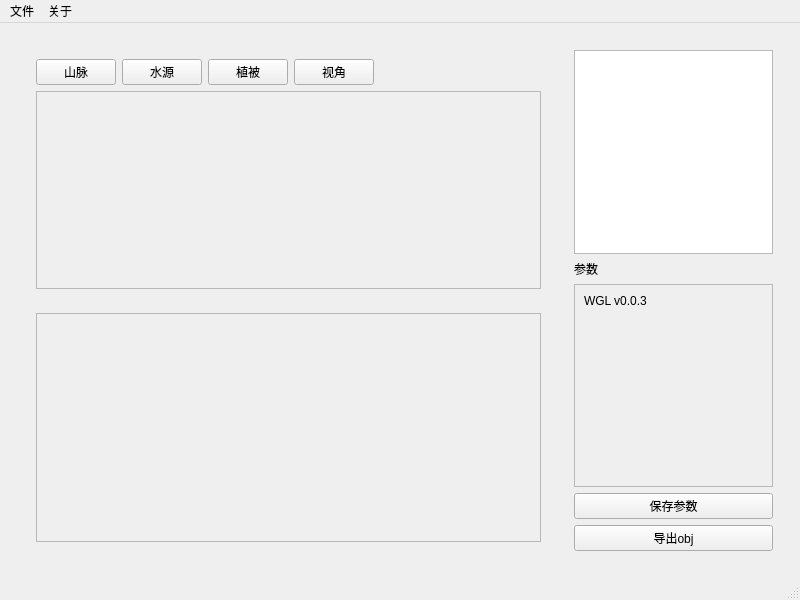
This is ExternalTool/mainwindow.ui in LuncyBloont/World-Generator-Lite as Qt 5 draws it before an edit. The edited form follows.
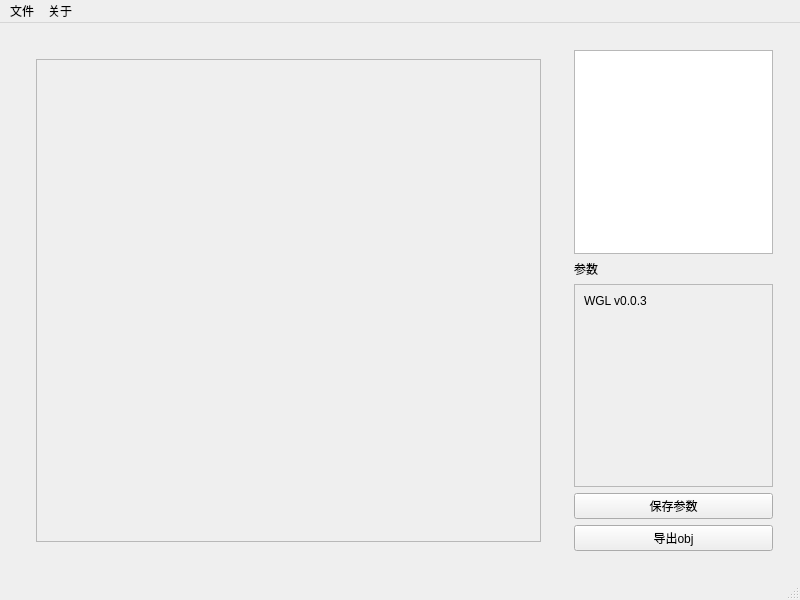
This is the edited form.

Commit message: feat: single shadow map support(renderer)

The edit to the form file:
```diff
--- a/ExternalTool/mainwindow.ui
+++ b/ExternalTool/mainwindow.ui
@@ -45,92 +45,6 @@
           <item>
            <widget class="QWidget" name="viewsInner" native="true">
             <layout class="QVBoxLayout" name="verticalLayout_3">
-             <item>
-              <widget class="QWidget" name="dataPart" native="true">
-               <property name="sizePolicy">
-                <sizepolicy hsizetype="Preferred" vsizetype="Expanding">
-                 <horstretch>0</horstretch>
-                 <verstretch>1</verstretch>
-                </sizepolicy>
-               </property>
-               <layout class="QVBoxLayout" name="verticalLayout_5">
-                <item>
-                 <layout class="QVBoxLayout" name="dataParent" stretch="0,0">
-                  <property name="sizeConstraint">
-                   <enum>QLayout::SetDefaultConstraint</enum>
-                  </property>
-                  <item>
-                   <layout class="QHBoxLayout" name="horizontalLayout">
-                    <property name="sizeConstraint">
-                     <enum>QLayout::SetMinimumSize</enum>
-                    </property>
-                    <item>
-                     <widget class="QPushButton" name="viewToHillsButton">
-                      <property name="text">
-                       <string>山脉</string>
-                      </property>
-                     </widget>
-                    </item>
-                    <item>
-                     <widget class="QPushButton" name="viewToWaterButton">
-                      <property name="text">
-                       <string>水源</string>
-                      </property>
-                     </widget>
-                    </item>
-                    <item>
-                     <widget class="QPushButton" name="viewToPlantButton">
-                      <property name="text">
-                       <string>植被</string>
-                      </property>
-                     </widget>
-                    </item>
-                    <item>
-                     <widget class="QPushButton" name="viewChange">
-                      <property name="text">
-                       <string>视角</string>
-                      </property>
-                     </widget>
-                    </item>
-                    <item>
-                     <spacer name="horizontalSpacer">
-                      <property name="orientation">
-                       <enum>Qt::Horizontal</enum>
-                      </property>
-                      <property name="sizeHint" stdset="0">
-                       <size>
-                        <width>40</width>
-                        <height>20</height>
-                       </size>
-                      </property>
-                     </spacer>
-                    </item>
-                   </layout>
-                  </item>
-                  <item>
-                   <widget class="QFrame" name="dataView">
-                    <property name="sizePolicy">
-                     <sizepolicy hsizetype="Preferred" vsizetype="Expanding">
-                      <horstretch>0</horstretch>
-                      <verstretch>0</verstretch>
-                     </sizepolicy>
-                    </property>
-                    <property name="cursor">
-                     <cursorShape>CrossCursor</cursorShape>
-                    </property>
-                    <property name="frameShape">
-                     <enum>QFrame::StyledPanel</enum>
-                    </property>
-                    <property name="frameShadow">
-                     <enum>QFrame::Raised</enum>
-                    </property>
-                   </widget>
-                  </item>
-                 </layout>
-                </item>
-               </layout>
-              </widget>
-             </item>
              <item>
               <widget class="QWidget" name="scenePart" native="true">
                <property name="sizePolicy">
```
Left out of the diff: 6 changed lines with no effect on the pictures. The commit also changes 90 other files.
